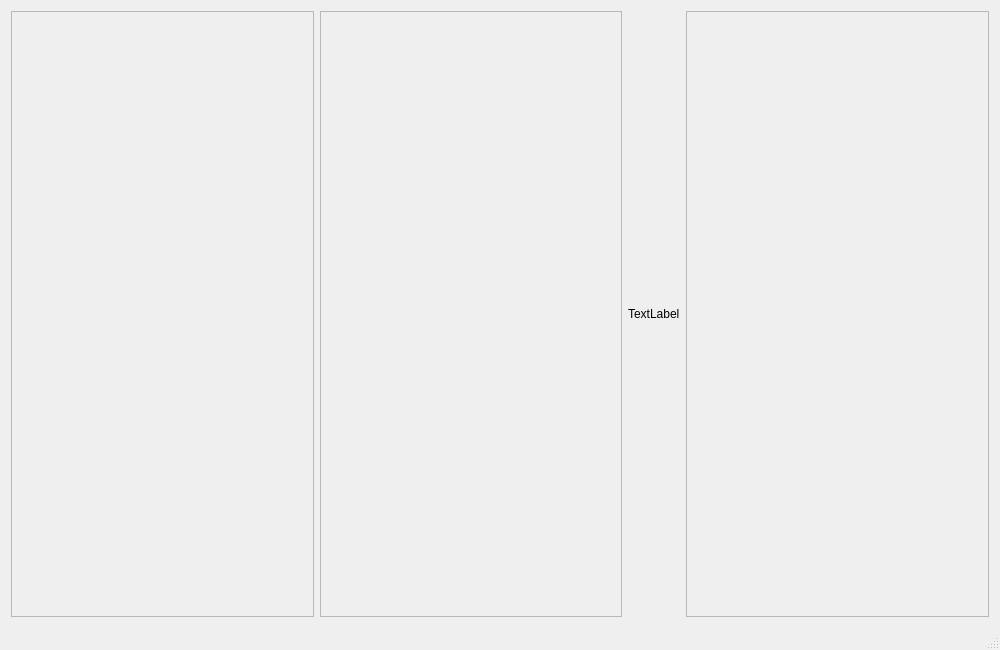
The window that src/apigui.ui (tobby88/ros-tapi-gui) describes before a commit, drawn with Qt 5.
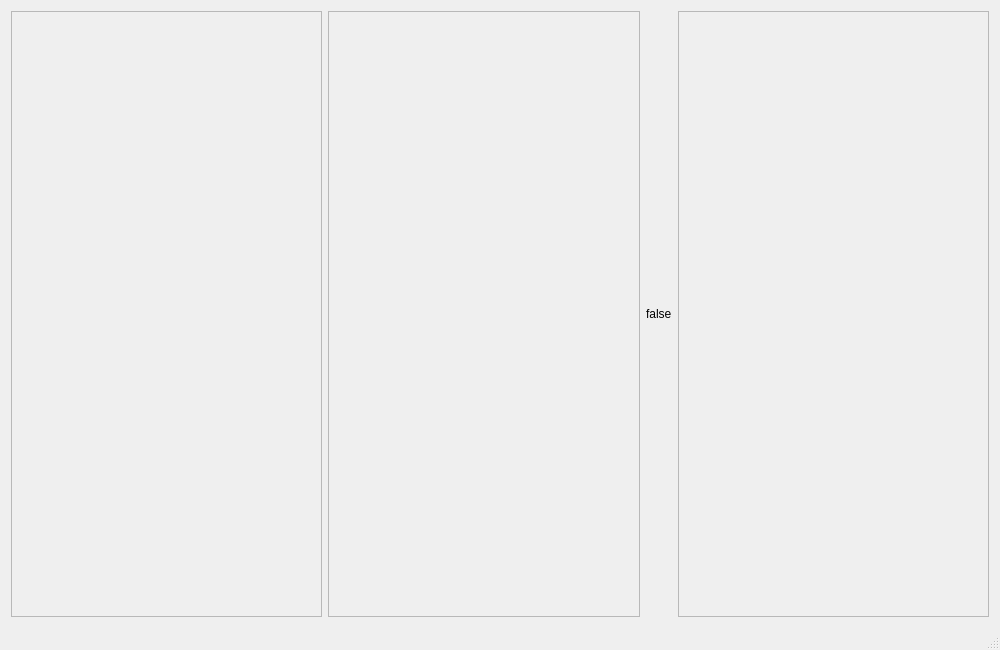
The same window after the commit.

What changed in the file:
```diff
--- a/src/apigui.ui
+++ b/src/apigui.ui
@@ -31,7 +31,7 @@
         <rect>
          <x>0</x>
          <y>0</y>
-         <width>300</width>
+         <width>310</width>
          <height>608</height>
         </rect>
        </property>
@@ -48,7 +48,7 @@
         <rect>
          <x>0</x>
          <y>0</y>
-         <width>299</width>
+         <width>309</width>
          <height>608</height>
         </rect>
        </property>
@@ -58,7 +58,7 @@
     <item>
      <widget class="QLabel" name="TestLabel">
       <property name="text">
-       <string>TextLabel</string>
+       <string>false</string>
       </property>
      </widget>
     </item>
@@ -78,7 +78,7 @@
         <rect>
          <x>0</x>
          <y>0</y>
-         <width>300</width>
+         <width>310</width>
          <height>608</height>
         </rect>
        </property>
```
